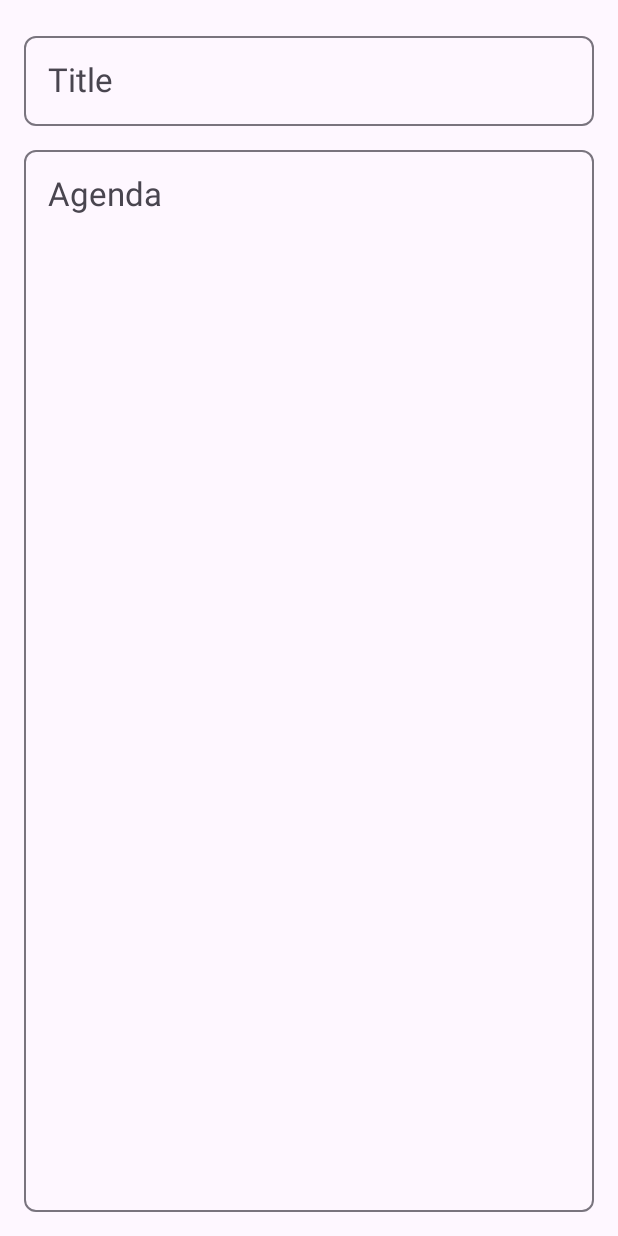
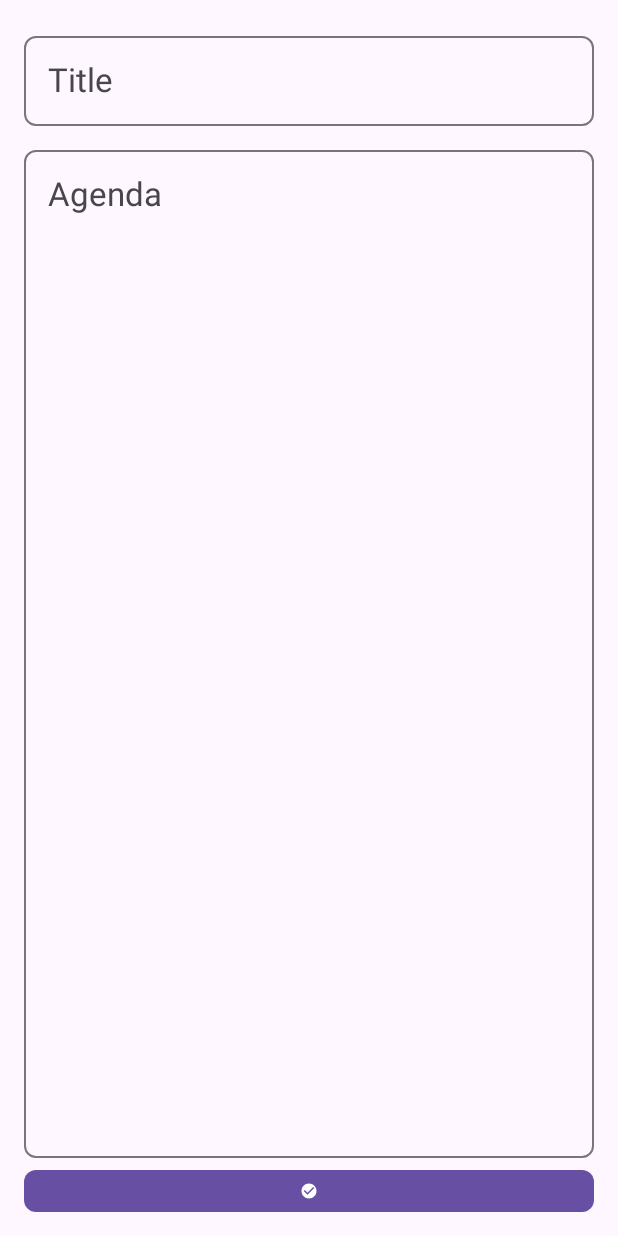
Before and after one commit to Plaban9/COMP304_Mobile_Apps_Development, an Android app built with Jetpack Compose: the CreateNoteActivity screen opened directly, with no data from a screen before it, on a phone screen of 412 x 824 dp. Run offline under Robolectric (Android 15) with nearby library versions, the phone set to English and light mode, and no system bars.

Commit message:
- FIXED: Content column is not hardcoded to 750dp anymore

```diff
--- a/Assignments/PlabanBiswas_COMP304_003_Lab_1/app/src/main/java/com/example/plabanbiswas_comp304_003_lab_1/CreateNoteActivity.kt
+++ b/Assignments/PlabanBiswas_COMP304_003_Lab_1/app/src/main/java/com/example/plabanbiswas_comp304_003_lab_1/CreateNoteActivity.kt
@@ -9,6 +9,7 @@ import androidx.activity.enableEdgeToEdge
 import androidx.compose.foundation.background
 import androidx.compose.foundation.layout.Arrangement
 import androidx.compose.foundation.layout.Column
+import androidx.compose.foundation.layout.fillMaxHeight
 import androidx.compose.foundation.layout.fillMaxSize
 import androidx.compose.foundation.layout.fillMaxWidth
 import androidx.compose.foundation.layout.height
@@ -125,7 +126,8 @@ class CreateNoteActivity : ComponentActivity()
                 shape = MaterialTheme.shapes.small,
                 modifier = Modifier
                     .fillMaxWidth()
-                    .height(750.dp),
+                    .fillMaxHeight(0.95f),
+//                    .height(750.dp),
                 value = text,
                 onValueChange = { newText ->
                     text = newText
@@ -143,7 +145,6 @@ class CreateNoteActivity : ComponentActivity()
         }
     }
 
-
     fun SaveNote()
     {
         val intent = Intent(this, HomeActivity::class.java)
--- a/Assignments/PlabanBiswas_COMP304_003_Lab_1/app/src/main/java/com/example/plabanbiswas_comp304_003_lab_1/EditNoteActivity.kt
+++ b/Assignments/PlabanBiswas_COMP304_003_Lab_1/app/src/main/java/com/example/plabanbiswas_comp304_003_lab_1/EditNoteActivity.kt
@@ -8,6 +8,7 @@ import androidx.activity.compose.setContent
 import androidx.activity.enableEdgeToEdge
 import androidx.compose.foundation.layout.Arrangement
 import androidx.compose.foundation.layout.Column
+import androidx.compose.foundation.layout.fillMaxHeight
 import androidx.compose.foundation.layout.fillMaxSize
 import androidx.compose.foundation.layout.fillMaxWidth
 import androidx.compose.foundation.layout.height
@@ -114,7 +115,7 @@ class EditNoteActivity : ComponentActivity()
                 shape = MaterialTheme.shapes.small,
                 modifier = Modifier
                     .fillMaxWidth()
-                    .height(750.dp),
+                    .fillMaxHeight(0.95f),
                 value = text,
                 onValueChange = { newText ->
                     text = newText
--- a/Assignments/PlabanBiswas_COMP304_003_Lab_1/app/src/main/java/com/example/plabanbiswas_comp304_003_lab_1/HomeActivity.kt
+++ b/Assignments/PlabanBiswas_COMP304_003_Lab_1/app/src/main/java/com/example/plabanbiswas_comp304_003_lab_1/HomeActivity.kt
@@ -177,11 +177,11 @@ class HomeActivity : ComponentActivity()
         if (notesListJsonString != "")
         {
             val gson = Gson()
-            Log.d("ReadFromDisk - 1", notesListJsonString.toString())
+//            Log.d("ReadFromDisk - 1", notesListJsonString.toString())
             notesList = gson.fromJson(notesListJsonString, Array<Note>::class.java).toMutableList()
 
 
-            Log.d("ReadFromDisk - 2", notesList.toString())
+//            Log.d("ReadFromDisk - 2", notesList.toString())
         }
     }
 }
--- a/Assignments/PlabanBiswas_COMP304_003_Lab_1/app/src/main/java/com/example/plabanbiswas_comp304_003_lab_1/NoteCard.kt
+++ b/Assignments/PlabanBiswas_COMP304_003_Lab_1/app/src/main/java/com/example/plabanbiswas_comp304_003_lab_1/NoteCard.kt
@@ -6,6 +6,7 @@ import androidx.compose.foundation.Image
 import androidx.compose.foundation.layout.Arrangement
 import androidx.compose.foundation.layout.Column
 import androidx.compose.foundation.layout.Row
+import androidx.compose.foundation.layout.fillMaxSize
 import androidx.compose.foundation.layout.fillMaxWidth
 import androidx.compose.foundation.layout.padding
 import androidx.compose.foundation.layout.size
@@ -20,7 +21,6 @@ import androidx.compose.ui.Modifier
 import androidx.compose.ui.draw.alpha
 import androidx.compose.ui.text.style.TextAlign
 import androidx.compose.ui.unit.dp
-import androidx.core.content.ContextCompat.startActivity
 import java.sql.Timestamp
 
 @Composable
```
